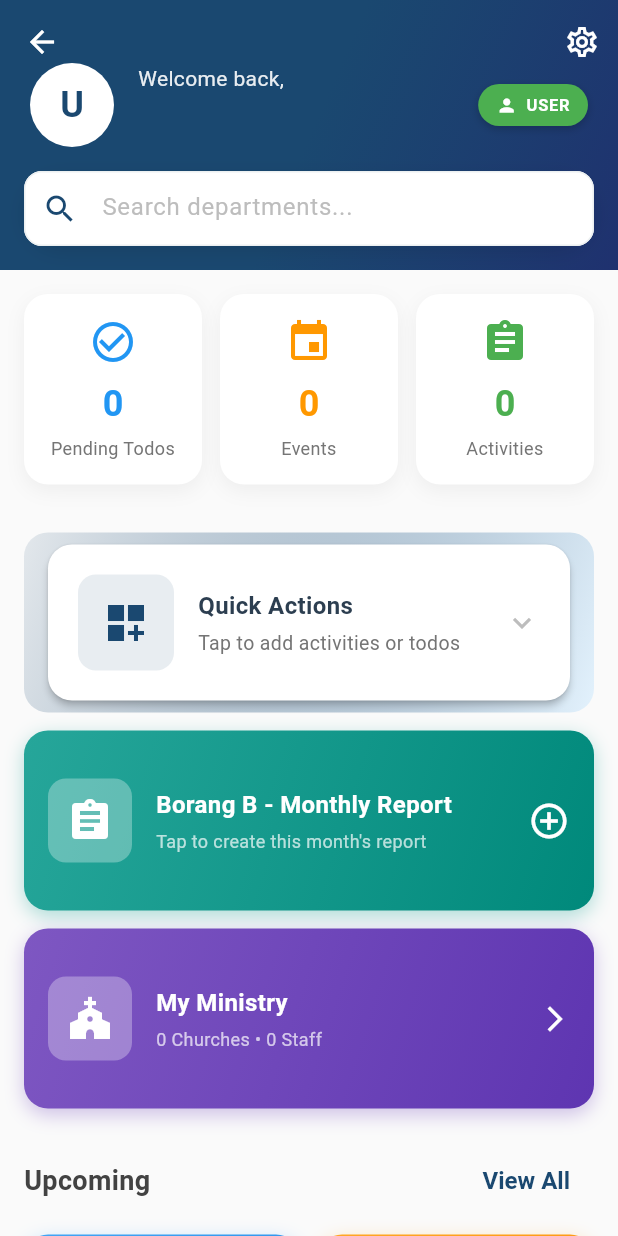
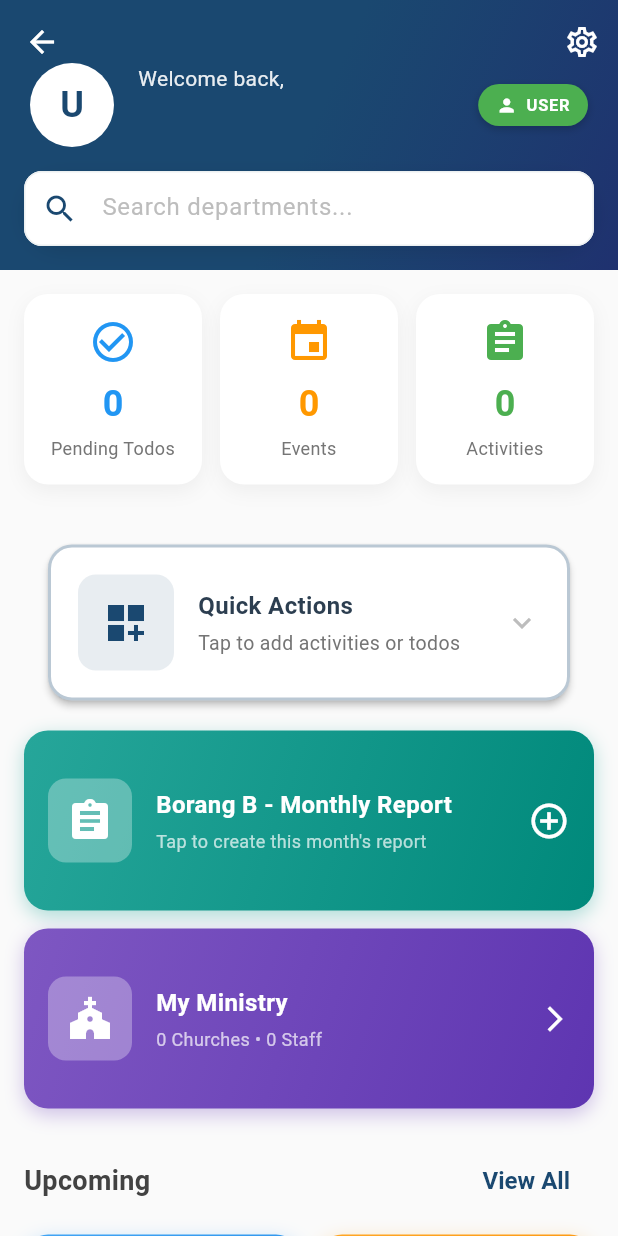
Before and after one commit to hearyaldy/pastor_report-latest, a Flutter app: the ImprovedDashboardScreen screen opened directly, on a phone screen of 412 x 824 dp. Run offline on Flutter 3.47's test engine with Material 3 defaults, Android fonts, the phone set to English and light mode, and no system bars; our stand-ins replace cloud_firestore, file_picker, firebase_auth, firebase_core, pdf, share_plus and 3 more; missing offline and left inert: excel; accounts and stored records are empty.

Commit message:
fix: Add colored border to Quick Actions card instead of gradient background
Changed Quick Actions card styling to use a simple colored border
instead of gradient background for cleaner appearance.

Changes:
- Removed gradient background Container wrapper
- Added 2px border to Card using BorderSide
- Border color: Primary light with 30% opacity
- Matches the same width as Borang B and My Ministry cards below
- Cleaner, more subtle visual enhancement

This creates a simple visual distinction for the Quick Actions card
without overwhelming the design with gradients.

Location: lib/screens/dashboard_screen_improved.dart:385-502

🤖 Generated with [Claude Code](https://claude.com/claude-code)

Co-Authored-By: Claude <noreply@anthropic.com>

```diff
--- a/lib/screens/dashboard_screen_improved.dart
+++ b/lib/screens/dashboard_screen_improved.dart
@@ -382,24 +382,16 @@ class _ImprovedDashboardScreenState extends State<ImprovedDashboardScreen> {
         children: [
           Padding(
             padding: const EdgeInsets.fromLTRB(16, 16, 16, 0),
-            child: Container(
-              decoration: BoxDecoration(
-                gradient: LinearGradient(
-                  colors: [
-                    AppColors.primaryLight.withValues(alpha: 0.1),
-                    Colors.blue.shade50,
-                  ],
-                  begin: Alignment.topLeft,
-                  end: Alignment.bottomRight,
-                ),
+            child: Card(
+              elevation: 2,
+              shape: RoundedRectangleBorder(
                 borderRadius: BorderRadius.circular(16),
+                side: BorderSide(
+                  color: AppColors.primaryLight.withValues(alpha: 0.3),
+                  width: 2,
+                ),
               ),
-              child: Card(
-                elevation: 2,
-                shape: RoundedRectangleBorder(
-                  borderRadius: BorderRadius.circular(16),
-                ),
-                child: Column(
+              child: Column(
                   children: [
                     InkWell(
                       borderRadius: const BorderRadius.vertical(
@@ -508,7 +500,6 @@ class _ImprovedDashboardScreenState extends State<ImprovedDashboardScreen> {
                 ),
               ),
             ),
-          ),
           // Borang B Card
           Padding(
             padding: const EdgeInsets.fromLTRB(16, 12, 16, 0),
```
